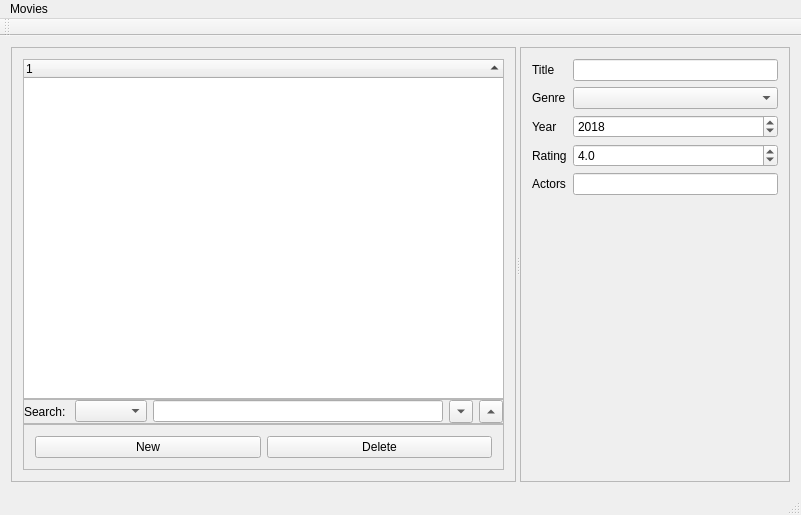
Above: movies/mainwindow.ui from sjohnson512/qt_movies_example before the change. Below: the same form after it.
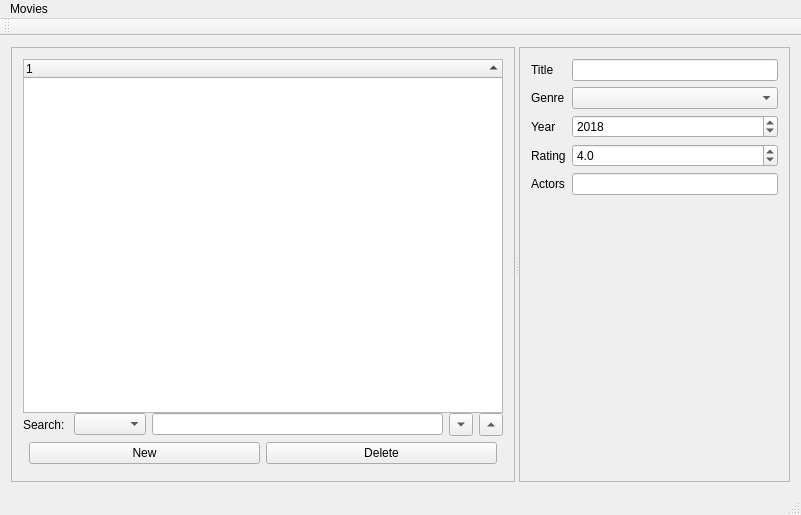
That is the form after the change.

Commit message: Edits to support mac

```diff
--- a/movies/mainwindow.ui
+++ b/movies/mainwindow.ui
@@ -49,7 +49,7 @@
         <item>
          <widget class="QFrame" name="frame">
           <property name="frameShape">
-           <enum>QFrame::StyledPanel</enum>
+           <enum>QFrame::NoFrame</enum>
           </property>
           <property name="frameShadow">
            <enum>QFrame::Raised</enum>
@@ -106,12 +106,24 @@
         <item>
          <widget class="QFrame" name="frameButtons">
           <property name="frameShape">
-           <enum>QFrame::StyledPanel</enum>
+           <enum>QFrame::NoFrame</enum>
           </property>
           <property name="frameShadow">
            <enum>QFrame::Raised</enum>
           </property>
           <layout class="QHBoxLayout" name="horizontalLayout_2">
+           <property name="leftMargin">
+            <number>6</number>
+           </property>
+           <property name="topMargin">
+            <number>6</number>
+           </property>
+           <property name="rightMargin">
+            <number>6</number>
+           </property>
+           <property name="bottomMargin">
+            <number>6</number>
+           </property>
            <item>
             <widget class="QPushButton" name="btnNew">
              <property name="text">
@@ -132,6 +144,12 @@
        </layout>
       </widget>
       <widget class="QFrame" name="frameDetails">
+       <property name="sizePolicy">
+        <sizepolicy hsizetype="Expanding" vsizetype="Preferred">
+         <horstretch>0</horstretch>
+         <verstretch>0</verstretch>
+        </sizepolicy>
+       </property>
        <property name="frameShape">
         <enum>QFrame::StyledPanel</enum>
        </property>
```
The commit also changes 2 other files.
